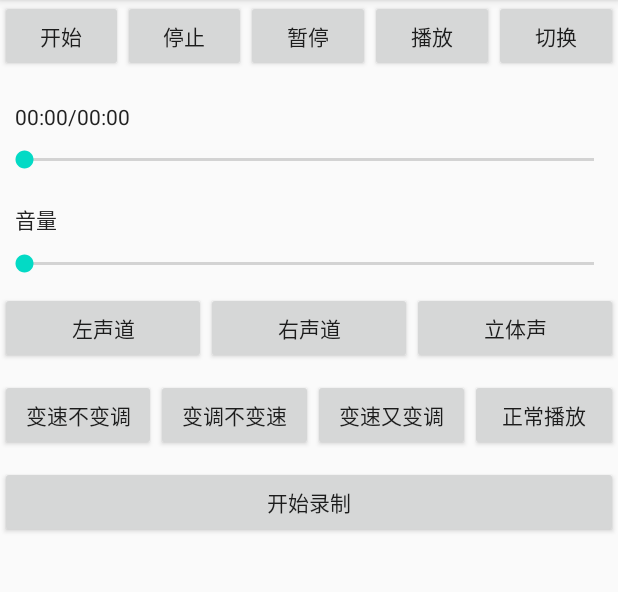
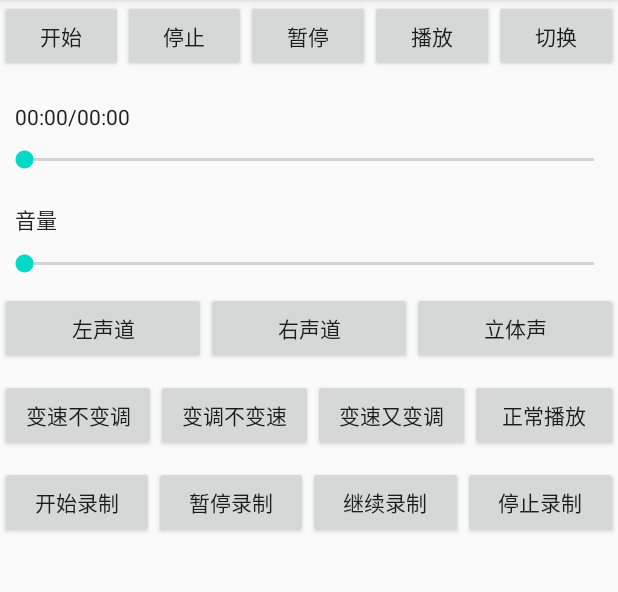
Before and after one commit to justinhaisheng/ffmpeg_music, an Android app: the MusicActivity screen opened directly, with no data from a screen before it, on a phone screen of 412 x 824 dp, the part 84-676 px from its top. Run offline under Robolectric (Android 15) with nearby library versions, the phone set to English and light mode, and no system bars; 9 statements that could not run were skipped.

Commit message:
暂停录制 与 重新开始录制

```diff
--- a/music/app/src/main/res/layout/activity_music.xml
+++ b/music/app/src/main/res/layout/activity_music.xml
@@ -139,5 +139,24 @@
             android:text="开始录制"
             android:layout_weight="1"
             android:onClick="start_record"/>
+        <Button
+            android:layout_width="wrap_content"
+            android:layout_height="wrap_content"
+            android:text="暂停录制"
+            android:layout_weight="1"
+            android:onClick="pause_record"/>
+        <Button
+            android:layout_width="wrap_content"
+            android:layout_height="wrap_content"
+            android:text="继续录制"
+            android:layout_weight="1"
+            android:onClick="goon_record"/>
+        <Button
+            android:layout_width="wrap_content"
+            android:layout_height="wrap_content"
+            android:text="停止录制"
+            android:layout_weight="1"
+            android:onClick="stop_record"/>
+
     </LinearLayout>
 </LinearLayout>
```
Also changed, not shown: music/app/src/main/java/com/aispeech/music/activity/MusicActivity.java (+12 -0 lines), music/player/src/main/java/com/aispeech/player/HsPlay.java (+48 -2 lines), 6 other files.
